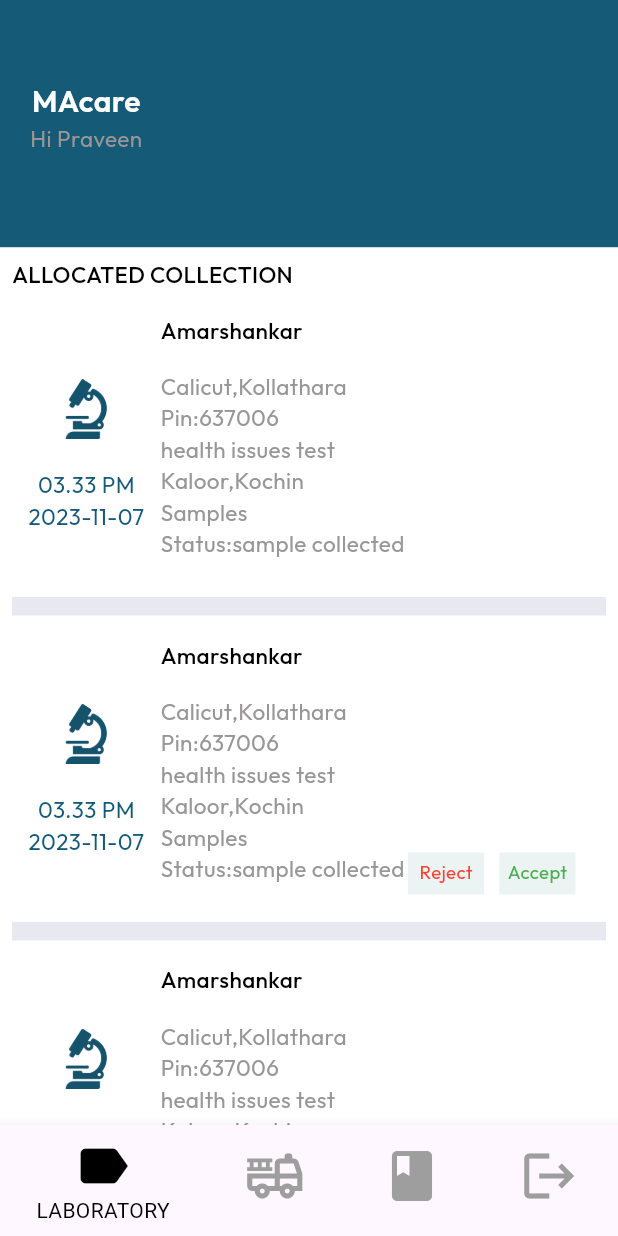
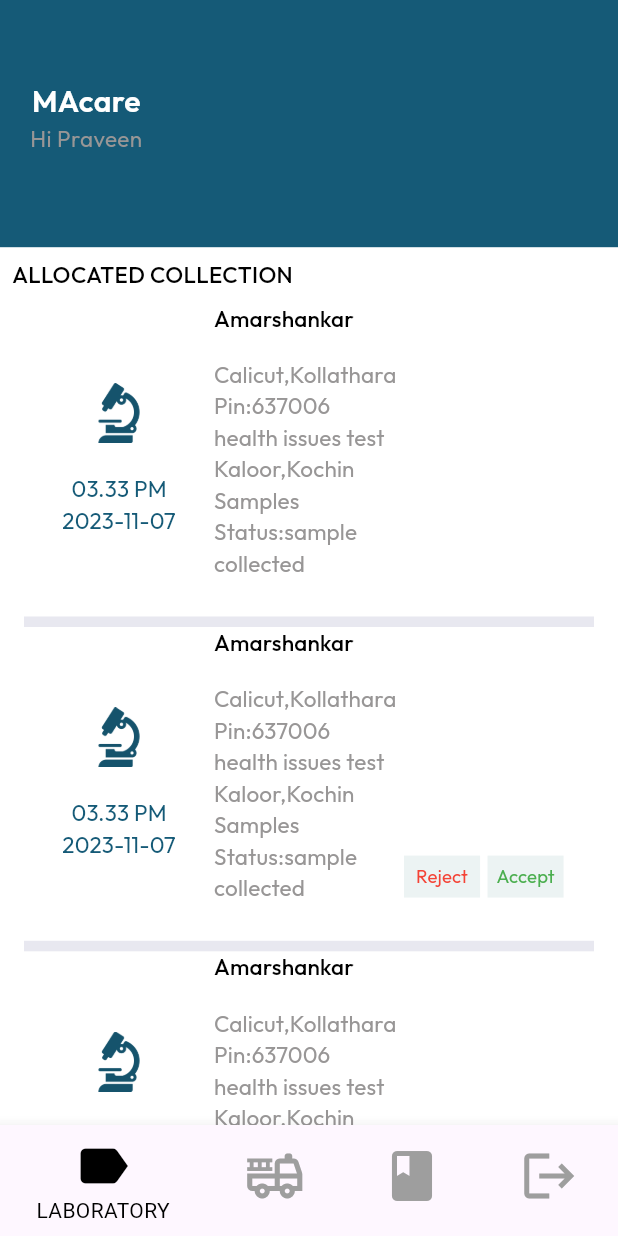
Before and after one commit to karmabe1iver/macare_agent, a Flutter app: the screen it shows after launch, after a tap on "Reject", on a phone screen of 412 x 824 dp. Run offline on Flutter 3.47's test engine with Material 3 defaults, Android fonts, the light colour scheme and no system bars; our stand-ins replace get, google_fonts.

Commit message:
Laboratory Accept and Reject

```diff
--- a/lib/app/modules/delivery/views/delivery_view.dart
+++ b/lib/app/modules/delivery/views/delivery_view.dart
@@ -169,7 +169,7 @@
                                                 ),
                                               ),
                                               const Expanded(
-                                                  flex: 2,
+                                                  flex: 1,
                                                   child: SizedBox()),
                                               Expanded(
                                                 flex: 5,
@@ -195,7 +195,10 @@
                                                   ),
                                                 ),
                                               ),
-
+                                              const Expanded(
+                                                  flex: 2,
+                                                  child: SizedBox()
+                                              ),
                                             ],
                                           ),
                                         ),
--- a/lib/app/modules/home/views/home_view.dart
+++ b/lib/app/modules/home/views/home_view.dart
@@ -1,8 +1,5 @@
-import 'package:flutter/cupertino.dart';
 import 'package:flutter/material.dart';
 import 'package:get/get.dart';
-import 'package:macare_agent/app/modules/history/views/history_view.dart';
-import 'package:macare_agent/app/routes/app_pages.dart';
 import 'package:macare_agent/app/utils/my_theme.dart';
 import '../controllers/home_controller.dart';
 
@@ -27,8 +24,8 @@
             controller.currentIndex.value = index;
             // controller.currentScreen.value = controller.screens[index];
           },
-          items:  [
-            const BottomNavigationBarItem(
+          items: const [
+             BottomNavigationBarItem(
                 icon: Icon(Icons.label, size: 40), label: "LABORATORY"),
              BottomNavigationBarItem(
                 icon: Icon(
--- a/lib/app/modules/laboratory/views/laboratory_view.dart
+++ b/lib/app/modules/laboratory/views/laboratory_view.dart
@@ -60,10 +60,8 @@
                 shrinkWrap: true,
                 itemCount: 5,
                 itemBuilder: (BuildContext context, index) {
-                  return Padding(
-                    padding: const EdgeInsets.all(8),
-                    child: GestureDetector(
-                      onTap: (){
+                  return MaterialButton(
+                    onPressed: (){
                       if(controller.visibility[index].value == false){
                         Get.toNamed(Routes.COLLOCTIONDETAILS);
                       }
@@ -75,7 +73,7 @@
                         Row(
                           children: [
                             Expanded(
-                                flex: 3,
+                              flex: 4,
                               child: Padding(
                                 padding: const EdgeInsets.all(8.0),
                                 child: Column(
@@ -88,7 +86,7 @@
                                               AssetHelper.laboratoryLogo,
                                               fit: BoxFit.fill)),
                                     ),
-                                      SizedBox(
+                                    const SizedBox(
                                       height: 20,
                                     ),
                                     Text(
@@ -106,7 +104,7 @@
                               ),
                             ),
                             Expanded(
-                                flex: 5,
+                              flex: 4,
                               child: Column(
                                 crossAxisAlignment: CrossAxisAlignment.start,
                                 children: [
@@ -178,8 +176,8 @@
                                               ),
                                             ),
                                             const Expanded(
-                                                flex: 1,
-                                                  child: SizedBox()),
+                                              flex: 0,
+                                                child: SizedBox(width: 5,)),
                                             Expanded(
                                               flex: 5,
                                               child: GestureDetector(
@@ -218,11 +216,10 @@
                           ],
                         ),
                         Container(
-                            height: Get.height*.015,
+                          height: 7,
                           color: MyTheme.dividerColor,
                         )
                       ],
-                      ),
                     ),
                   );
                 },
```
Lines whose indentation alone changed are shown as unchanged.
